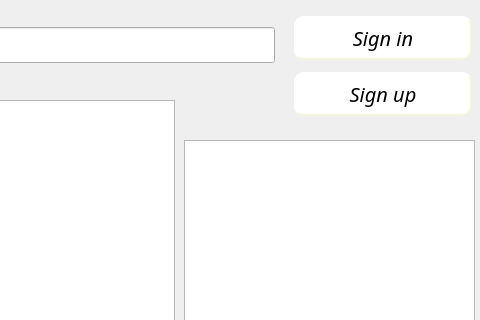
This is Splendor_client/MainWindow.ui in xadla/Splendor as Qt 5 draws it before an edit; both pictures show x 886 to 1366 and y 0 to 320 of the 1366 by 768 pixel window. The edited form follows.
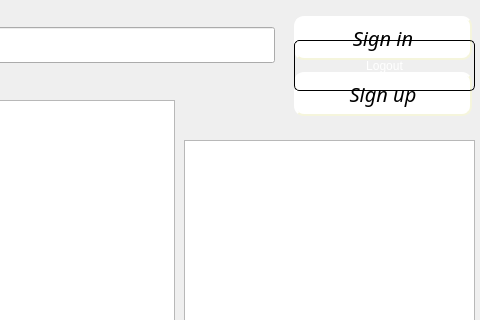
This is the edited form. Icons and pictures are not drawn.

The edit to the form file:
```diff
--- a/Splendor_client/MainWindow.ui
+++ b/Splendor_client/MainWindow.ui
@@ -2263,6 +2263,25 @@
      <string notr="true">border-image: url(:/images/homeScreen.png);</string>
     </property>
    </widget>
+   <widget class="QPushButton" name="logout_btn">
+    <property name="geometry">
+     <rect>
+      <x>1180</x>
+      <y>40</y>
+      <width>181</width>
+      <height>51</height>
+     </rect>
+    </property>
+    <property name="styleSheet">
+     <string notr="true">background-color: none;
+border-radius: 5px;
+color: #fff;
+border: 1px solid #000;</string>
+    </property>
+    <property name="text">
+     <string>Logout</string>
+    </property>
+   </widget>
   </widget>
   <widget class="QMenuBar" name="menubar">
    <property name="geometry">
```
